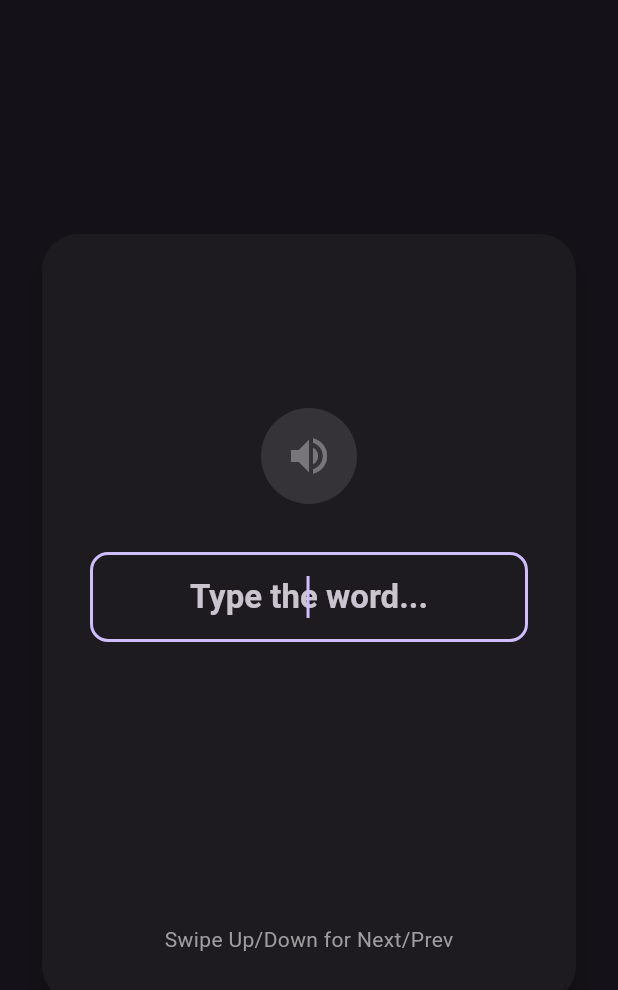
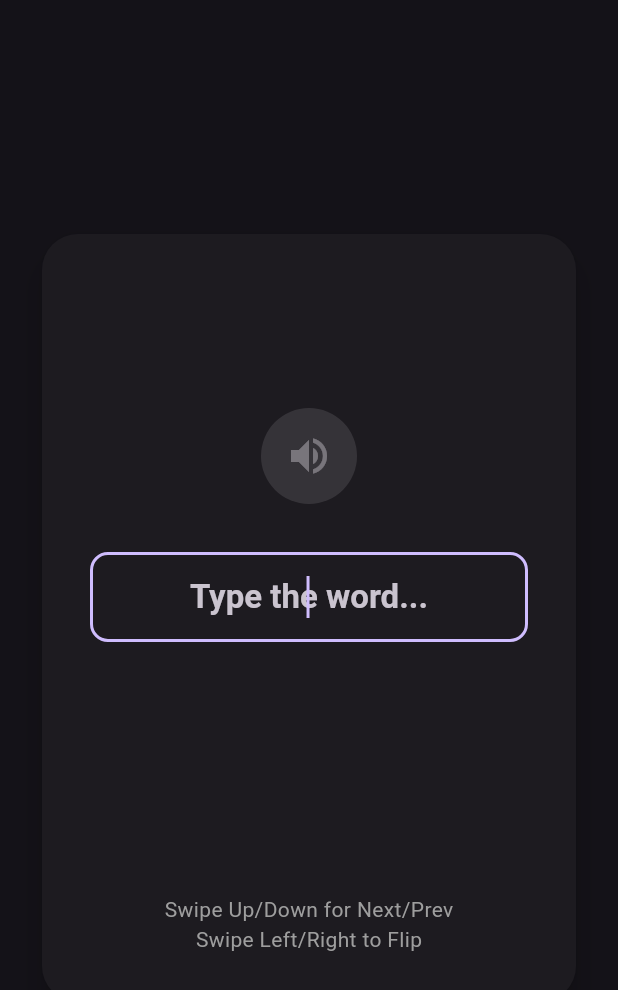
Before and after one commit to eyalmagnus/Lalyword, a Flutter app: the SpellContent widget shown alone on an empty page, opened directly with empty values, on a phone screen of 412 x 824 dp. Shown: the top 990 px of the screen. Run offline on Flutter 3.47's test engine with Material 3 defaults, Android fonts, the phone set to English and light mode, and no system bars; our stand-ins replace audioplayers, flutter_riverpod, shared_preferences; missing offline and left inert: gsheets, translator; accounts and stored records are empty; network calls fail.

Commit message:
feat: Enhance spell screen functionality by adding word checking, feedback on spelling accuracy, and enabling word flipping for improved user interaction.

```diff
--- a/lalyword/lib/screens/spell_screen.dart
+++ b/lalyword/lib/screens/spell_screen.dart
@@ -152,6 +152,7 @@ class SpellContent extends ConsumerStatefulWidget {
 class _SpellContentState extends ConsumerState<SpellContent> {
   final AudioPlayer _audioPlayer = AudioPlayer();
   bool _enriching = false;
+  bool _isFlipped = false;
 
   @override
   void initState() {
@@ -175,6 +176,7 @@ class _SpellContentState extends ConsumerState<SpellContent> {
       });
       setState(() {
         _enriching = false;
+        _isFlipped = false; // Reset flip state when word changes
       });
       _checkEnrichment();
     }
@@ -250,10 +252,18 @@ class _SpellContentState extends ConsumerState<SpellContent> {
     }
   }
 
+  void _handleHorizontalDrag(DragEndDetails details) {
+    // Swipe Left/Right -> Flip
+    setState(() {
+      _isFlipped = !_isFlipped;
+    });
+  }
+
   @override
   Widget build(BuildContext context) {
     return GestureDetector(
       onVerticalDragEnd: _handleVerticalDrag,
+      onHorizontalDragEnd: _handleHorizontalDrag,
       behavior: HitTestBehavior.translucent,
       child: Container(
         color: Theme.of(context).colorScheme.surface,
@@ -269,7 +279,22 @@ class _SpellContentState extends ConsumerState<SpellContent> {
               child: Column(
                 mainAxisAlignment: MainAxisAlignment.center,
                 children: [
-                  // Hebrew translation on top
+                  if (_isFlipped) ...[
+                    // ENGLISH SIDE (flipped)
+                    Text(
+                      widget.word.englishWord,
+                      style: Theme.of(context).textTheme.displayMedium?.copyWith(
+                        fontWeight: FontWeight.bold,
+                      ),
+                      textAlign: TextAlign.center,
+                    ),
+                    const SizedBox(height: 20),
+                    Text(
+                      '(Swipe to flip back)',
+                      style: Theme.of(context).textTheme.bodySmall?.copyWith(color: Colors.grey),
+                    ),
+                  ] else ...[
+                    // HEBREW SIDE (default)
                     Text(
                       widget.word.hebrewWord ?? 'Translating...',
                       style: Theme.of(context).textTheme.displayMedium?.copyWith(
@@ -327,11 +352,16 @@ class _SpellContentState extends ConsumerState<SpellContent> {
                         widget.focusNode.requestFocus();
                       },
                     ),
+                  ],
 
                   const Spacer(),
 
                   const Text(
                     'Swipe Up/Down for Next/Prev',
+                    style: TextStyle(color: Colors.grey),
+                  ),
+                  const Text(
+                    'Swipe Left/Right to Flip',
                     style: TextStyle(color: Colors.grey),
                   ),
                 ],
```
Lines whose indentation alone changed are shown as unchanged.
